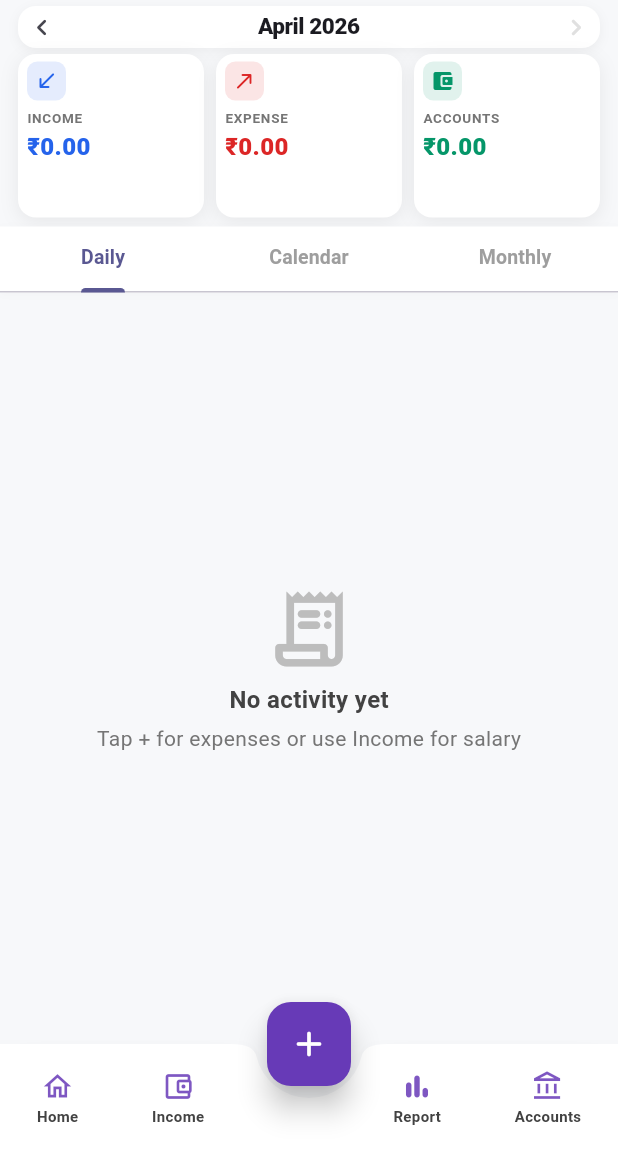
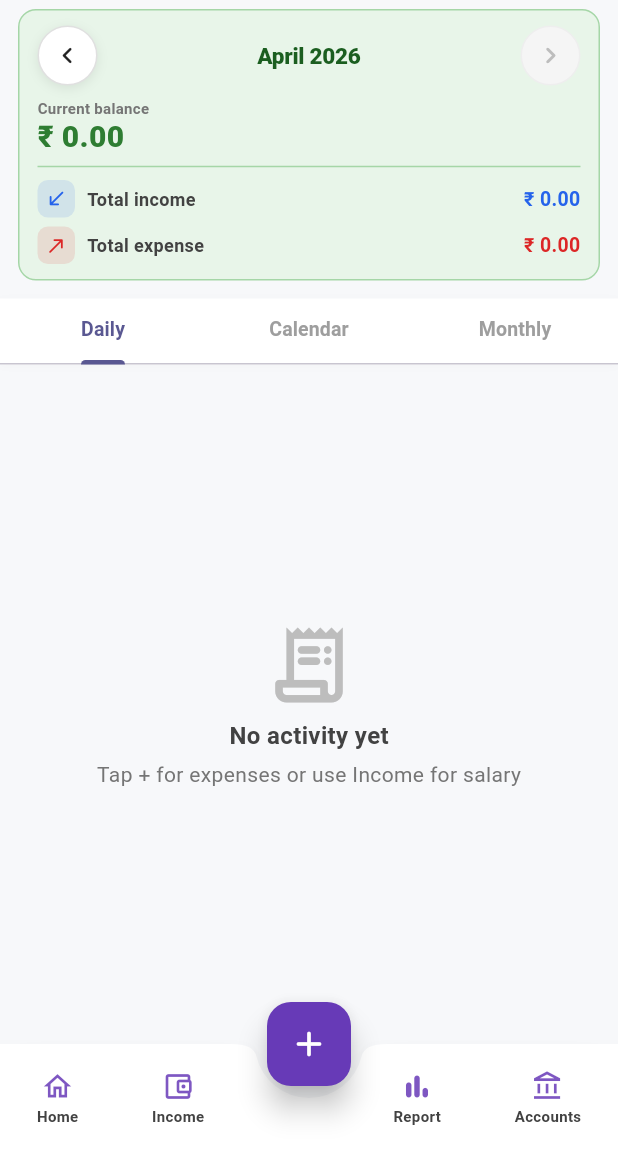
Before and after one commit to shyamww/expense_tracker, a Flutter app: the screen it shows after launch, on a phone screen of 412 x 824 dp, the part 84-1236 px from its top. Run offline on Flutter 3.47's test engine with Material 3 defaults, Android fonts, the phone set to English and light mode, and no system bars; our stand-ins replace file_picker, fl_chart, flutter_local_notifications, flutter_secure_storage, flutter_timezone, local_auth and 5 more; missing offline and left inert: dart:html; accounts and stored records are empty.

Commit message:
New Home UI Done

```diff
--- a/lib/screens/home_screen.dart
+++ b/lib/screens/home_screen.dart
@@ -197,16 +197,10 @@ class _HomeScreenState extends State<HomeScreen> with SingleTickerProviderStateM
       ),
       body: Column(
         children: [
-          Padding(
-            padding: const EdgeInsets.fromLTRB(12, 4, 12, 4),
-            child: _buildMonthNavigator(theme),
-          ),
-
-          _buildSummaryCards(
+          _buildUnifiedSummaryCard(
             carryForward: carryForward,
             income: income,
             spent: spent,
-            accountsTotal: accountsTotal,
           ),
 
           const SizedBox(height: 6),
@@ -349,57 +343,260 @@ class _HomeScreenState extends State<HomeScreen> with SingleTickerProviderStateM
     );
   }
 
+Widget _monthNavButton({
+  required IconData icon,
+  required VoidCallback? onTap,
+  bool disabled = false,
+}) {
+  return Material(
+    color: Colors.transparent,
+    child: InkWell(
+      onTap: onTap,
+      borderRadius: BorderRadius.circular(20),
+      child: AnimatedContainer(
+        duration: const Duration(milliseconds: 150),
+        width: 40,
+        height: 40,
+        decoration: BoxDecoration(
+          color: disabled ? Colors.grey.shade100 : Colors.white,
+          shape: BoxShape.circle,
+          border: Border.all(
+            color: disabled ? Colors.grey.shade200 : Colors.grey.shade300,
+          ),
+          boxShadow: disabled
+              ? []
+              : [
+                  BoxShadow(
+                    color: Colors.black.withValues(alpha: 0.08),
+                    blurRadius: 6,
+                    offset: const Offset(0, 2),
+                  ),
+                ],
+        ),
+        child: Icon(
+          icon,
+          size: 22,
+          color: disabled ? Colors.grey.shade400 : Colors.black87,
+        ),
+      ),
+    ),
+  );
+}
+
   /// Slim month strip (all tabs) — less vertical padding under the app bar.
   Widget _buildMonthNavigator(ThemeData theme) {
-    final monthStyle = theme.textTheme.titleMedium?.copyWith(
-      fontWeight: FontWeight.w800,
-      fontSize: 15,
-      letterSpacing: -0.3,
-    );
-    final btnStyle = IconButton.styleFrom(
-      tapTargetSize: MaterialTapTargetSize.shrinkWrap,
-      minimumSize: const Size(36, 34),
-      padding: EdgeInsets.zero,
-      visualDensity: VisualDensity.compact,
-    );
-    return Container(
-      padding: const EdgeInsets.symmetric(horizontal: 2, vertical: 1),
+  final isCurrent = _isCurrentMonth;
+
+  return Padding(
+    padding: const EdgeInsets.fromLTRB(12, 6, 12, 6),
+    child: Container(
+      padding: const EdgeInsets.symmetric(horizontal: 8, vertical: 6),
       decoration: BoxDecoration(
         color: Colors.white,
-        borderRadius: BorderRadius.circular(12),
+        borderRadius: BorderRadius.circular(16),
         boxShadow: [
           BoxShadow(
-            color: Colors.black.withValues(alpha: 0.05),
-            blurRadius: 6,
-            offset: const Offset(0, 2),
+            color: Colors.black.withValues(alpha: 0.06),
+            blurRadius: 10,
+            offset: const Offset(0, 3),
           ),
         ],
       ),
       child: Row(
-        mainAxisAlignment: MainAxisAlignment.spaceBetween,
         children: [
-          IconButton(
-            style: btnStyle,
-            icon: const Icon(Icons.chevron_left_rounded, size: 22),
-            onPressed: () => _changeMonth(-1),
+          // LEFT BUTTON
+          _monthNavButton(
+            icon: Icons.chevron_left_rounded,
+            onTap: () => _changeMonth(-1),
           ),
-          Text(
-            DateFormat('MMMM yyyy').format(_selectedMonth),
-            style: monthStyle,
+
+          // MONTH TEXT (CENTER FOCUS)
+          Expanded(
+            child: Column(
+              children: [
+                Text(
+                  DateFormat('MMMM yyyy').format(_selectedMonth),
+                  style: const TextStyle(
+                    fontSize: 16,
+                    fontWeight: FontWeight.w800,
+                    letterSpacing: -0.3,
+                  ),
+                ),
+                const SizedBox(height: 2),
+                Text(
+                  isCurrent ? 'Current month' : 'Tap arrows to change',
+                  style: TextStyle(
+                    fontSize: 10,
+                    color: Colors.grey.shade500,
+                  ),
+                ),
+              ],
+            ),
           ),
-          IconButton(
-            style: btnStyle,
-            icon: Icon(
-              Icons.chevron_right_rounded,
-              size: 22,
-              color: _isCurrentMonth ? Colors.grey.shade300 : null,
-            ),
-            onPressed: _isCurrentMonth ? null : () => _changeMonth(1),
+
+          // RIGHT BUTTON
+          _monthNavButton(
+            icon: Icons.chevron_right_rounded,
+            onTap: isCurrent ? null : () => _changeMonth(1),
+            disabled: isCurrent,
           ),
         ],
       ),
-    );
-  }
+    ),
+  );
+}
+
+
+Widget _buildUnifiedSummaryCard({
+  required double carryForward,
+  required double income,
+  required double spent,
+}) {
+  final currentBalance = carryForward + income - spent;
+  final isCurrent = _isCurrentMonth;
+
+  return Padding(
+    padding: const EdgeInsets.fromLTRB(12, 6, 12, 6),
+    child: Container(
+      width: double.infinity,
+      padding: const EdgeInsets.fromLTRB(12, 10, 12, 10),
+      decoration: BoxDecoration(
+        color: Colors.green.shade50,
+        borderRadius: BorderRadius.circular(12),
+        border: Border.all(color: Colors.green.shade200),
+      ),
+      child: Column(
+        crossAxisAlignment: CrossAxisAlignment.start,
+        children: [
+          /// 🔹 MONTH NAVIGATION INSIDE CARD
+          Row(
+            children: [
+              _monthNavButton(
+                icon: Icons.chevron_left_rounded,
+                onTap: () => _changeMonth(-1),
+              ),
+
+              Expanded(
+                child: Center(
+                  child: Text(
+                    DateFormat('MMMM yyyy').format(_selectedMonth),
+                    style: TextStyle(
+                        fontSize: 15,
+                        fontWeight: FontWeight.w800,
+                        color: Colors.green.shade900,
+                        letterSpacing: -0.2,
+                      ),
+                  ),
+                ),
+              ),
+
+              _monthNavButton(
+                icon: Icons.chevron_right_rounded,
+                onTap: isCurrent ? null : () => _changeMonth(1),
+                disabled: isCurrent,
+              ),
+            ],
+          ),
+
+          const SizedBox(height: 8),
+
+          /// 🔹 BALANCE
+          Text(
+            'Current balance',
+            style: TextStyle(
+              fontSize: 10,
+              fontWeight: FontWeight.w600,
+              color: Colors.grey.shade600,
+              letterSpacing: 0.2,
+            ),
+          ),
+          const SizedBox(height: 2),
+          Text(
+            '₹ ${formatRupeesTwoDecimalsFromDouble(currentBalance)}',
+            style: TextStyle(
+              fontSize: 20,
+              fontWeight: FontWeight.w800,
+              color: currentBalance >= 0
+                  ? Colors.green.shade800
+                  : Colors.red.shade700,
+              height: 1.05,
+            ),
+          ),
+
+          /// 🔹 CARRY FORWARD
+          if (carryForward != 0) ...[
+            const SizedBox(height: 4),
+            Text(
+              'Includes carry forward ₹ ${formatRupeesTwoDecimalsFromDouble(carryForward)}',
+              style: TextStyle(
+                fontSize: 10,
+                color: Colors.grey.shade600,
+              ),
+            ),
+          ],
+
+          Divider(color: Colors.green.shade200, height: 18),
+
+          /// 🔹 INCOME
+          _summaryRow(
+            label: 'Total income',
+            amount: income,
+            icon: Icons.south_west_rounded,
+            color: const Color(0xFF2563EB),
+          ),
+          const SizedBox(height: 6),
+
+          /// 🔹 EXPENSE
+          _summaryRow(
+            label: 'Total expense',
+            amount: spent,
+            icon: Icons.north_east_rounded,
+            color: const Color(0xFFDC2626),
+          ),
+        ],
+      ),
+    ),
+  );
+}
+
+Widget _summaryRow({
+  required String label,
+  required double amount,
+  required IconData icon,
+  required Color color,
+}) {
+  return Row(
+    children: [
+      Container(
+        padding: const EdgeInsets.all(5),
+        decoration: BoxDecoration(
+          color: color.withValues(alpha: 0.12),
+          borderRadius: BorderRadius.circular(7),
+        ),
+        child: Icon(icon, size: 15, color: color),
+      ),
+      const SizedBox(width: 8),
+      Expanded(
+        child: Text(
+          label,
+          style: TextStyle(
+            fontSize: 12,
+            fontWeight: FontWeight.w600,
+            color: Colors.grey.shade800,
+          ),
+        ),
+      ),
+      Text(
+        '₹ ${formatRupeesTwoDecimalsFromDouble(amount)}',
+        style: TextStyle(
+          fontSize: 13,
+          fontWeight: FontWeight.w700,
+          color: color,
+        ),
+      ),
+    ],
+  );
+}
 
   Widget _buildSummaryCards({
     required double carryForward,
```
